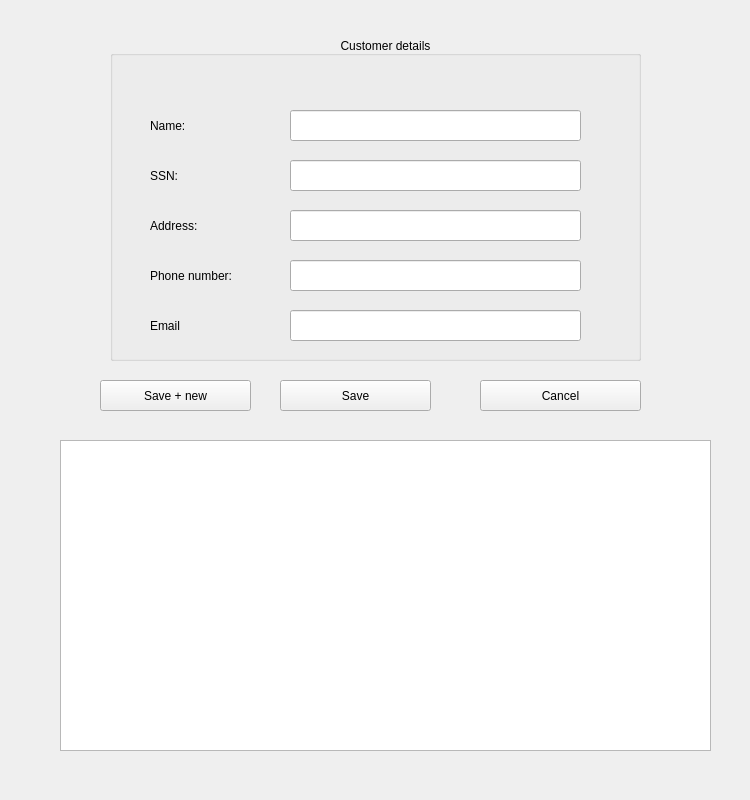
First picture: the form in customerdetails.ui, repository jonathansaetre/BankSystem, before the edit.
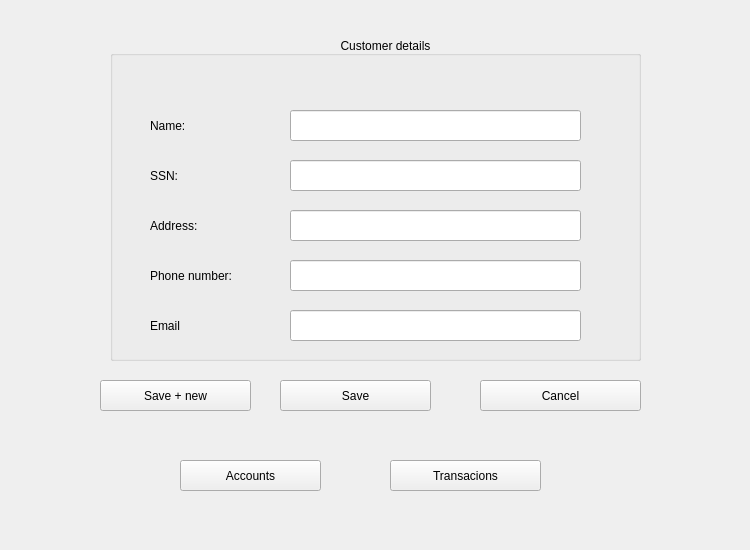
Second picture: the form after the edit.

What changed in the file:
```diff
--- a/customerdetails.ui
+++ b/customerdetails.ui
@@ -7,7 +7,7 @@
     <x>0</x>
     <y>0</y>
     <width>750</width>
-    <height>800</height>
+    <height>550</height>
    </rect>
   </property>
   <property name="minimumSize">
@@ -19,7 +19,7 @@
   <property name="maximumSize">
    <size>
     <width>750</width>
-    <height>800</height>
+    <height>550</height>
    </size>
   </property>
   <property name="windowTitle">
@@ -244,14 +244,30 @@
     <string>Save + new</string>
    </property>
   </widget>
-  <widget class="QTreeView" name="accountList">
+  <widget class="QPushButton" name="accountButton">
    <property name="geometry">
     <rect>
-     <x>60</x>
-     <y>440</y>
-     <width>651</width>
-     <height>311</height>
+     <x>180</x>
+     <y>460</y>
+     <width>141</width>
+     <height>31</height>
     </rect>
+   </property>
+   <property name="text">
+    <string>Accounts</string>
+   </property>
+  </widget>
+  <widget class="QPushButton" name="pushButton">
+   <property name="geometry">
+    <rect>
+     <x>390</x>
+     <y>460</y>
+     <width>151</width>
+     <height>31</height>
+    </rect>
+   </property>
+   <property name="text">
+    <string>Transacions</string>
    </property>
   </widget>
  </widget>
```
